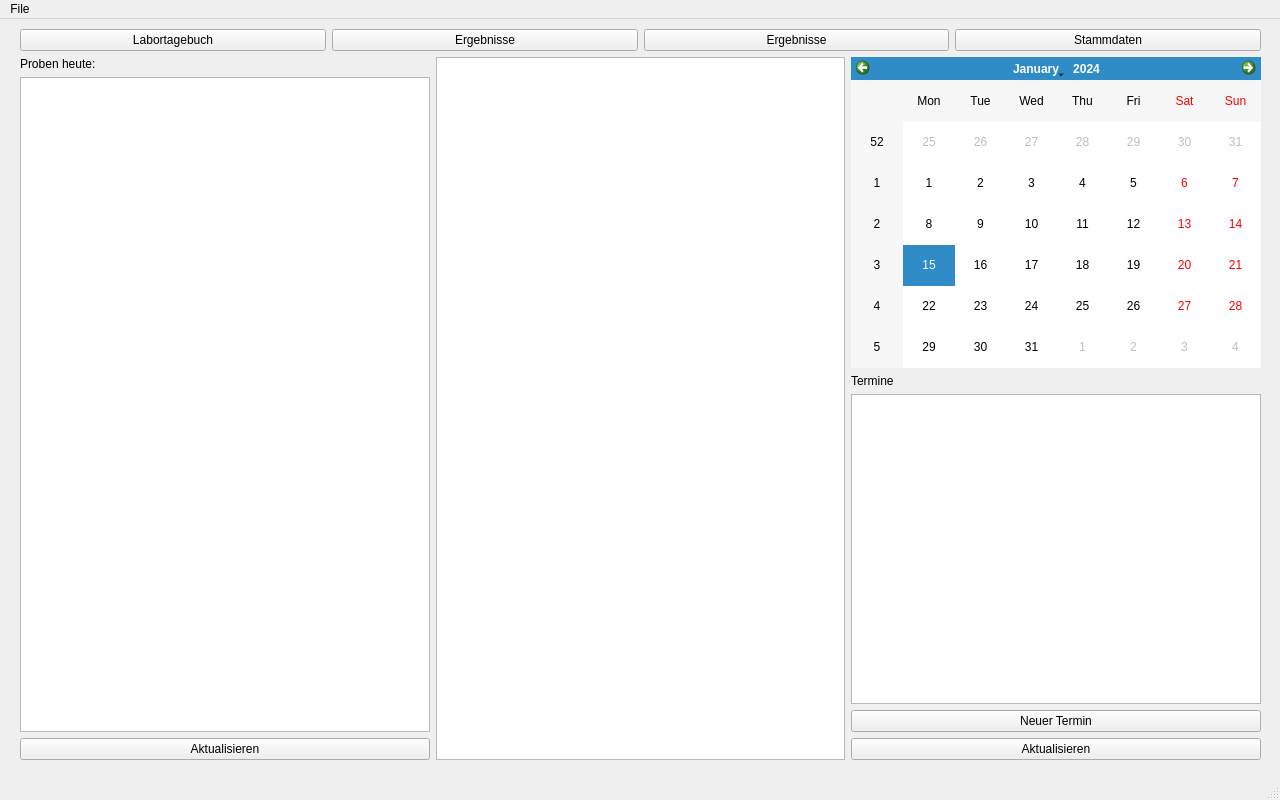
Before: the Qt Designer form Hauptfenster.ui in Darkwing42/LIMS_UI, drawn with Qt 5.
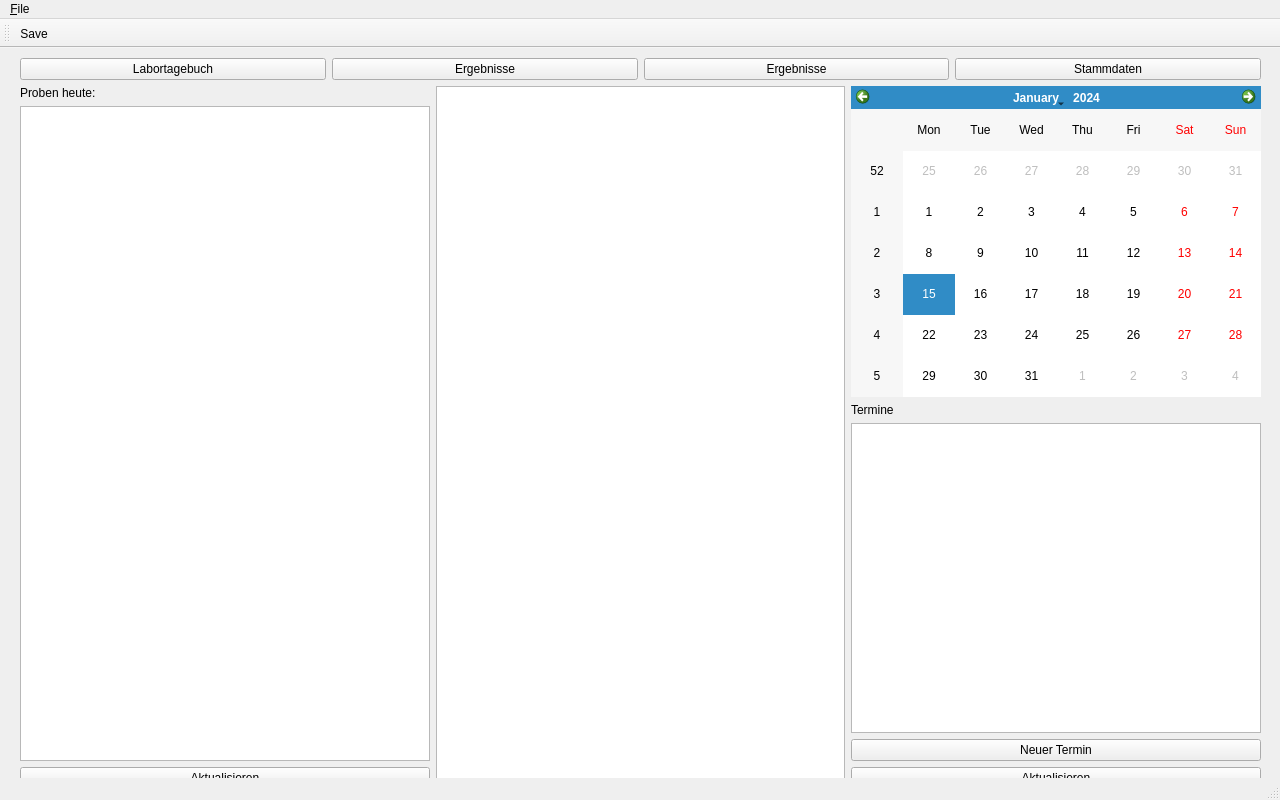
After: the same form once the commit is applied.

Patch:
```diff
--- a/Hauptfenster.ui
+++ b/Hauptfenster.ui
@@ -14,7 +14,7 @@
    <string>MainWindow</string>
   </property>
   <widget class="QWidget" name="centralwidget">
-   <widget class="QWidget" name="">
+   <widget class="QWidget" name="layoutWidget">
     <property name="geometry">
      <rect>
       <x>20</x>
@@ -131,20 +131,32 @@
      <x>0</x>
      <y>0</y>
      <width>1280</width>
-     <height>30</height>
+     <height>18</height>
     </rect>
    </property>
-   <widget class="QMenu" name="menuFile">
+   <widget class="QMenu" name="menu_File">
     <property name="title">
-     <string>File</string>
+     <string>&amp;File</string>
     </property>
     <addaction name="actionEdit"/>
     <addaction name="actionSave"/>
     <addaction name="actionDebug"/>
    </widget>
-   <addaction name="menuFile"/>
+   <addaction name="menu_File"/>
   </widget>
   <widget class="QStatusBar" name="statusbar"/>
+  <widget class="QToolBar" name="toolBar">
+   <property name="windowTitle">
+    <string>toolBar</string>
+   </property>
+   <attribute name="toolBarArea">
+    <enum>TopToolBarArea</enum>
+   </attribute>
+   <attribute name="toolBarBreak">
+    <bool>false</bool>
+   </attribute>
+   <addaction name="actionSave"/>
+  </widget>
   <action name="actionEdit">
    <property name="text">
     <string>Edit</string>
```
Left out of the diff: 28 changed lines with no effect on the pictures.
